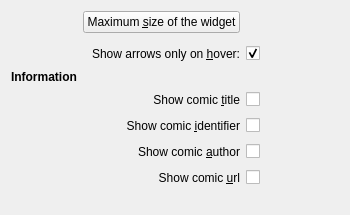
This is applets/comic/appearanceSettings.ui in KDE/kdeplasma-addons as Qt 5 draws it before an edit. The edited form follows.
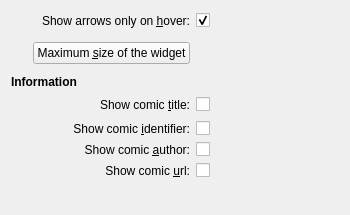
This is the edited form.

Commit message: Fixing grid layouts.

Diff of the .ui file:
```diff
--- a/applets/comic/appearanceSettings.ui
+++ b/applets/comic/appearanceSettings.ui
@@ -20,10 +20,42 @@
    <string notr="true"/>
   </property>
   <layout class="QGridLayout" name="gridLayout">
-   <item row="10" column="1">
+   <item row="7" column="0" colspan="3">
+    <widget class="QLabel" name="label_3">
+     <property name="font">
+      <font>
+       <weight>75</weight>
+       <bold>true</bold>
+      </font>
+     </property>
+     <property name="text">
+      <string>Information</string>
+     </property>
+     <property name="alignment">
+      <set>Qt::AlignLeading|Qt::AlignLeft|Qt::AlignVCenter</set>
+     </property>
+    </widget>
+   </item>
+   <item row="8" column="0">
+    <spacer name="horizontalSpacer">
+     <property name="orientation">
+      <enum>Qt::Horizontal</enum>
+     </property>
+     <property name="sizeType">
+      <enum>QSizePolicy::Fixed</enum>
+     </property>
+     <property name="sizeHint" stdset="0">
+      <size>
+       <width>10</width>
+       <height>20</height>
+      </size>
+     </property>
+    </spacer>
+   </item>
+   <item row="8" column="1" colspan="2">
     <widget class="QLabel" name="label_5">
      <property name="text">
-      <string>Show comic &amp;title</string>
+      <string>Show comic &amp;title:</string>
      </property>
      <property name="alignment">
       <set>Qt::AlignRight|Qt::AlignTrailing|Qt::AlignVCenter</set>
@@ -33,10 +65,10 @@
      </property>
     </widget>
    </item>
-   <item row="11" column="1">
+   <item row="9" column="1" colspan="2">
     <widget class="QLabel" name="label_6">
      <property name="text">
-      <string>Show comic &amp;identifier</string>
+      <string>Show comic &amp;identifier:</string>
      </property>
      <property name="alignment">
       <set>Qt::AlignRight|Qt::AlignTrailing|Qt::AlignVCenter</set>
@@ -46,10 +78,20 @@
      </property>
     </widget>
    </item>
-   <item row="12" column="1">
+   <item row="9" column="3" colspan="2">
+    <widget class="QCheckBox" name="checkBox_identifier">
+     <property name="text">
+      <string/>
+     </property>
+     <property name="checked">
+      <bool>false</bool>
+     </property>
+    </widget>
+   </item>
+   <item row="10" column="1" colspan="2">
     <widget class="QLabel" name="label_7">
      <property name="text">
-      <string>Show comic &amp;author</string>
+      <string>Show comic &amp;author:</string>
      </property>
      <property name="alignment">
       <set>Qt::AlignRight|Qt::AlignTrailing|Qt::AlignVCenter</set>
@@ -59,10 +101,20 @@
      </property>
     </widget>
    </item>
-   <item row="13" column="1">
+   <item row="10" column="3" colspan="2">
+    <widget class="QCheckBox" name="checkBox_author">
+     <property name="text">
+      <string/>
+     </property>
+     <property name="checked">
+      <bool>false</bool>
+     </property>
+    </widget>
+   </item>
+   <item row="11" column="1" colspan="2">
     <widget class="QLabel" name="label_8">
      <property name="text">
-      <string>Show comic &amp;url</string>
+      <string>Show comic &amp;url:</string>
      </property>
      <property name="alignment">
       <set>Qt::AlignRight|Qt::AlignTrailing|Qt::AlignVCenter</set>
@@ -72,90 +124,7 @@
      </property>
     </widget>
    </item>
-   <item row="10" column="2">
-    <layout class="QHBoxLayout" name="horizontalLayout_3">
-     <item>
-      <widget class="QCheckBox" name="checkBox_title">
-       <property name="text">
-        <string/>
-       </property>
-       <property name="checked">
-        <bool>false</bool>
-       </property>
-      </widget>
-     </item>
-     <item>
-      <spacer name="horizontalSpacer_3">
-       <property name="orientation">
-        <enum>Qt::Horizontal</enum>
-       </property>
-       <property name="sizeHint" stdset="0">
-        <size>
-         <width>40</width>
-         <height>20</height>
-        </size>
-       </property>
-      </spacer>
-     </item>
-    </layout>
-   </item>
-   <item row="11" column="2">
-    <layout class="QHBoxLayout" name="horizontalLayout_4">
-     <item>
-      <widget class="QCheckBox" name="checkBox_identifier">
-       <property name="text">
-        <string/>
-       </property>
-       <property name="checked">
-        <bool>false</bool>
-       </property>
-      </widget>
-     </item>
-     <item>
-      <spacer name="horizontalSpacer_4">
-       <property name="orientation">
-        <enum>Qt::Horizontal</enum>
-       </property>
-       <property name="sizeHint" stdset="0">
-        <size>
-         <width>40</width>
-         <height>20</height>
-        </size>
-       </property>
-      </spacer>
-     </item>
-    </layout>
-   </item>
-   <item row="12" column="2">
-    <layout class="QHBoxLayout" name="horizontalLayout_5">
-     <item>
-      <widget class="QCheckBox" name="checkBox_author">
-       <property name="text">
-        <string/>
-       </property>
-       <property name="checked">
-        <bool>false</bool>
-       </property>
-      </widget>
-     </item>
-     <item>
-      <spacer name="horizontalSpacer_5">
-       <property name="orientation">
-        <enum>Qt::Horizontal</enum>
-       </property>
-       <property name="sizeHint" stdset="0">
-        <size>
-         <width>40</width>
-         <height>20</height>
-        </size>
-       </property>
-      </spacer>
-     </item>
-    </layout>
-   </item>
-   <item row="13" column="2">
-    <layout class="QHBoxLayout" name="horizontalLayout_6">
-     <item>
+   <item row="11" column="3" colspan="2">
       <widget class="QCheckBox" name="checkBox_url">
        <property name="text">
         <string/>
@@ -165,38 +134,40 @@
        </property>
       </widget>
      </item>
-     <item>
-      <spacer name="horizontalSpacer_6">
+   <item row="12" column="2" colspan="3">
+    <spacer name="verticalSpacer">
        <property name="orientation">
-        <enum>Qt::Horizontal</enum>
+      <enum>Qt::Vertical</enum>
        </property>
        <property name="sizeHint" stdset="0">
         <size>
-         <width>40</width>
-         <height>20</height>
+       <width>20</width>
+       <height>40</height>
         </size>
        </property>
       </spacer>
      </item>
-    </layout>
-   </item>
-   <item row="3" column="0">
-    <widget class="QLabel" name="label_3">
-     <property name="font">
-      <font>
-       <weight>75</weight>
-       <bold>true</bold>
-      </font>
+   <item row="8" column="3" colspan="2">
+    <widget class="QCheckBox" name="checkBox_title">
+     <property name="text">
+      <string/>
      </property>
+     <property name="checked">
+      <bool>false</bool>
+     </property>
+    </widget>
+   </item>
+   <item row="2" column="3">
+    <widget class="QCheckBox" name="checkBox_arrows">
      <property name="text">
-      <string>Information</string>
+      <string/>
      </property>
-     <property name="alignment">
-      <set>Qt::AlignLeading|Qt::AlignLeft|Qt::AlignVCenter</set>
+     <property name="checked">
+      <bool>true</bool>
      </property>
     </widget>
    </item>
-   <item row="2" column="1">
+   <item row="2" column="2">
     <widget class="QLabel" name="label">
      <property name="text">
       <string>Show arrows only on &amp;hover:</string>
@@ -209,20 +180,24 @@
      </property>
     </widget>
    </item>
-   <item row="2" column="2">
-    <layout class="QHBoxLayout" name="horizontalLayout">
-     <item>
-      <widget class="QCheckBox" name="checkBox_arrows">
-       <property name="text">
-        <string/>
-       </property>
-       <property name="checked">
-        <bool>true</bool>
-       </property>
-      </widget>
-     </item>
-     <item>
-      <spacer name="horizontalSpacer">
+   <item row="3" column="2">
+    <spacer name="verticalSpacer_2">
+     <property name="orientation">
+      <enum>Qt::Vertical</enum>
+     </property>
+     <property name="sizeType">
+      <enum>QSizePolicy::Fixed</enum>
+     </property>
+     <property name="sizeHint" stdset="0">
+      <size>
+       <width>20</width>
+       <height>5</height>
+      </size>
+     </property>
+    </spacer>
+   </item>
+   <item row="2" column="4">
+    <spacer name="horizontalSpacer_2">
        <property name="orientation">
         <enum>Qt::Horizontal</enum>
        </property>
@@ -234,30 +209,15 @@
        </property>
       </spacer>
      </item>
-    </layout>
-   </item>
-   <item row="14" column="1">
-    <spacer name="verticalSpacer">
-     <property name="orientation">
-      <enum>Qt::Vertical</enum>
-     </property>
-     <property name="sizeHint" stdset="0">
-      <size>
-       <width>20</width>
-       <height>40</height>
-      </size>
-     </property>
-    </spacer>
-   </item>
-   <item row="0" column="1">
+   <item row="5" column="2">
     <widget class="QPushButton" name="pushButton_Size">
      <property name="text">
       <string>Maximum &amp;size of the widget</string>
      </property>
     </widget>
    </item>
-   <item row="1" column="1">
-    <spacer name="verticalSpacer_2">
+   <item row="6" column="2">
+    <spacer name="verticalSpacer_3">
      <property name="orientation">
       <enum>Qt::Vertical</enum>
      </property>
```
Lines whose indentation alone changed are shown as unchanged. The commit also changes 1 other file.
